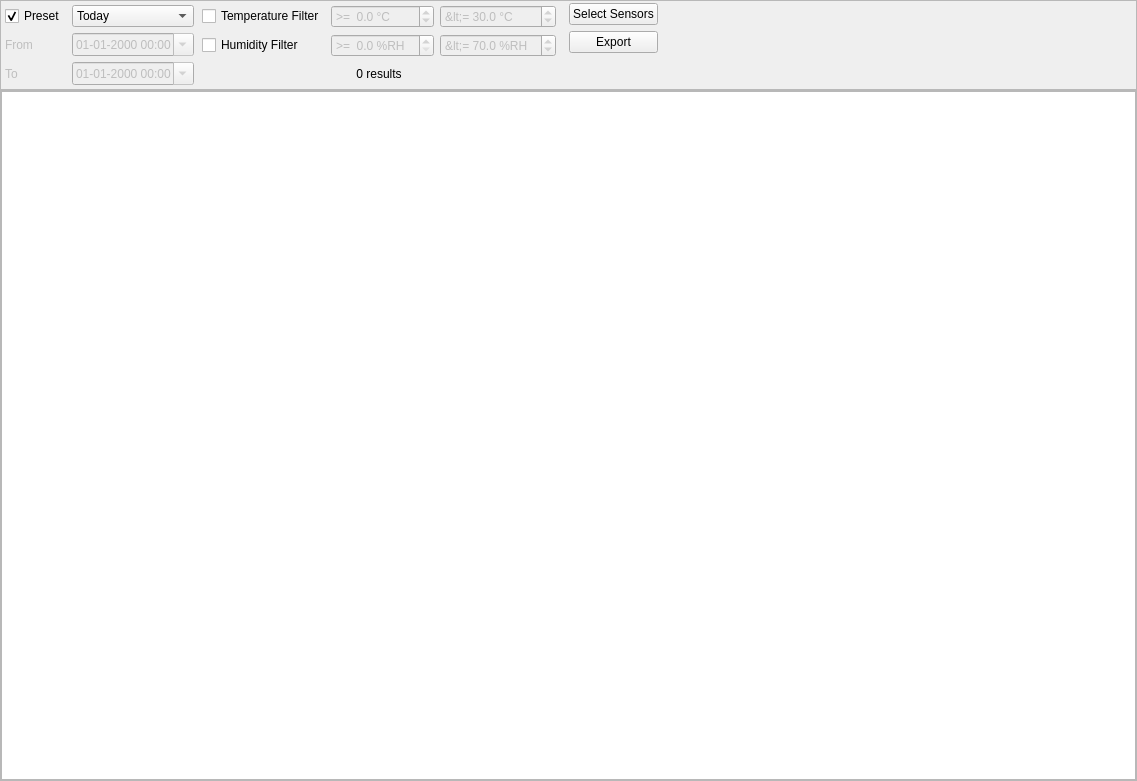
Qt form manager/src/MeasurementsWidget.ui (porkmarks/sense) before a commit.
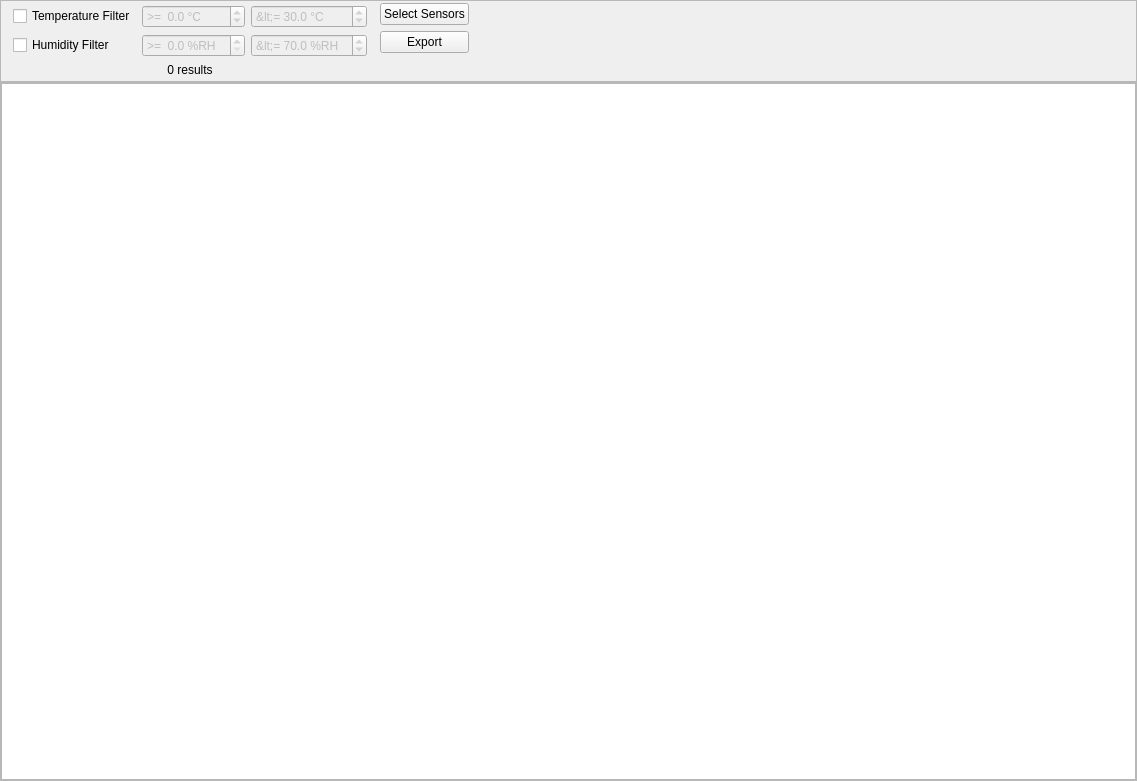
The same form after that commit. Icons and pictures are not drawn. Custom widgets are drawn as their Qt base class.

Commit message: Added new date time filter widget to reuse for all pages Way faster logging

```diff
--- a/manager/src/MeasurementsWidget.ui
+++ b/manager/src/MeasurementsWidget.ui
@@ -66,7 +66,7 @@
        <number>0</number>
       </property>
       <item>
-       <widget class="QWidget" name="widget_2" native="true">
+       <widget class="DateTimeFilterWidget" name="dateTimeFilter" native="true">
         <layout class="QGridLayout" name="gridLayout">
          <property name="leftMargin">
           <number>4</number>
@@ -80,130 +80,6 @@
          <property name="bottomMargin">
           <number>4</number>
          </property>
-         <item row="5" column="1">
-          <widget class="QDateTimeEdit" name="maxDateTime">
-           <property name="enabled">
-            <bool>false</bool>
-           </property>
-           <property name="showGroupSeparator" stdset="0">
-            <bool>false</bool>
-           </property>
-           <property name="maximumDate">
-            <date>
-             <year>7930</year>
-             <month>12</month>
-             <day>31</day>
-            </date>
-           </property>
-           <property name="minimumDate">
-            <date>
-             <year>1780</year>
-             <month>9</month>
-             <day>14</day>
-            </date>
-           </property>
-           <property name="displayFormat">
-            <string>dd-MM-yyyy HH:mm</string>
-           </property>
-           <property name="calendarPopup">
-            <bool>true</bool>
-           </property>
-          </widget>
-         </item>
-         <item row="1" column="1">
-          <widget class="QComboBox" name="dateTimePreset">
-           <item>
-            <property name="text">
-             <string>Today</string>
-            </property>
-           </item>
-           <item>
-            <property name="text">
-             <string>Yesterday</string>
-            </property>
-           </item>
-           <item>
-            <property name="text">
-             <string>This Week</string>
-            </property>
-           </item>
-           <item>
-            <property name="text">
-             <string>Last Week</string>
-            </property>
-           </item>
-           <item>
-            <property name="text">
-             <string>This Month</string>
-            </property>
-           </item>
-           <item>
-            <property name="text">
-             <string>Last Month</string>
-            </property>
-           </item>
-          </widget>
-         </item>
-         <item row="3" column="0">
-          <widget class="QLabel" name="label_2">
-           <property name="enabled">
-            <bool>false</bool>
-           </property>
-           <property name="text">
-            <string>From</string>
-           </property>
-          </widget>
-         </item>
-         <item row="3" column="1">
-          <widget class="QDateTimeEdit" name="minDateTime">
-           <property name="enabled">
-            <bool>false</bool>
-           </property>
-           <property name="showGroupSeparator" stdset="0">
-            <bool>false</bool>
-           </property>
-           <property name="maximumDate">
-            <date>
-             <year>7930</year>
-             <month>12</month>
-             <day>31</day>
-            </date>
-           </property>
-           <property name="minimumDate">
-            <date>
-             <year>1780</year>
-             <month>9</month>
-             <day>14</day>
-            </date>
-           </property>
-           <property name="displayFormat">
-            <string>dd-MM-yyyy HH:mm</string>
-           </property>
-           <property name="calendarPopup">
-            <bool>true</bool>
-           </property>
-          </widget>
-         </item>
-         <item row="5" column="0">
-          <widget class="QLabel" name="label">
-           <property name="enabled">
-            <bool>false</bool>
-           </property>
-           <property name="text">
-            <string>To</string>
-           </property>
-          </widget>
-         </item>
-         <item row="1" column="0">
-          <widget class="QCheckBox" name="useDateTimePreset">
-           <property name="text">
-            <string>Preset</string>
-           </property>
-           <property name="checked">
-            <bool>true</bool>
-           </property>
-          </widget>
-         </item>
         </layout>
        </widget>
       </item>
@@ -468,6 +344,14 @@
    </item>
   </layout>
  </widget>
+ <customwidgets>
+  <customwidget>
+   <class>DateTimeFilterWidget</class>
+   <extends>QWidget</extends>
+   <header>DateTimeFilterWidget.h</header>
+   <container>1</container>
+  </customwidget>
+ </customwidgets>
  <resources>
   <include location="../res/res.qrc"/>
  </resources>
```
Left out of the diff: 80 changed lines with no effect on the pictures. The commit also changes 31 other files.
